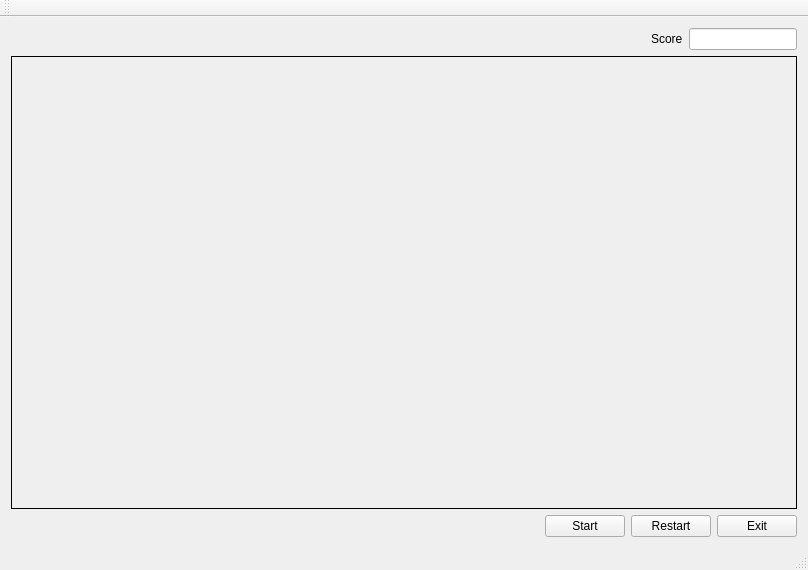
Before: the Qt Designer form snake/snake.ui in Smallsherlly/QT-note, drawn with Qt 5.
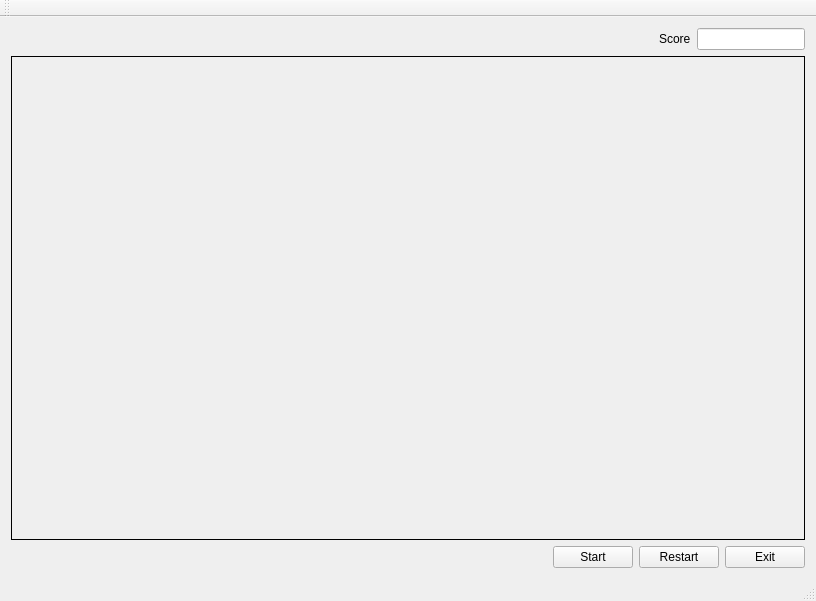
After: the same form once the commit is applied.

What changed in the file:
```diff
--- a/snake/snake.ui
+++ b/snake/snake.ui
@@ -6,8 +6,8 @@
    <rect>
     <x>0</x>
     <y>0</y>
-    <width>808</width>
-    <height>570</height>
+    <width>816</width>
+    <height>601</height>
    </rect>
   </property>
   <property name="windowTitle">
```
Left out of the diff: 2 changed lines with no effect on the pictures.
